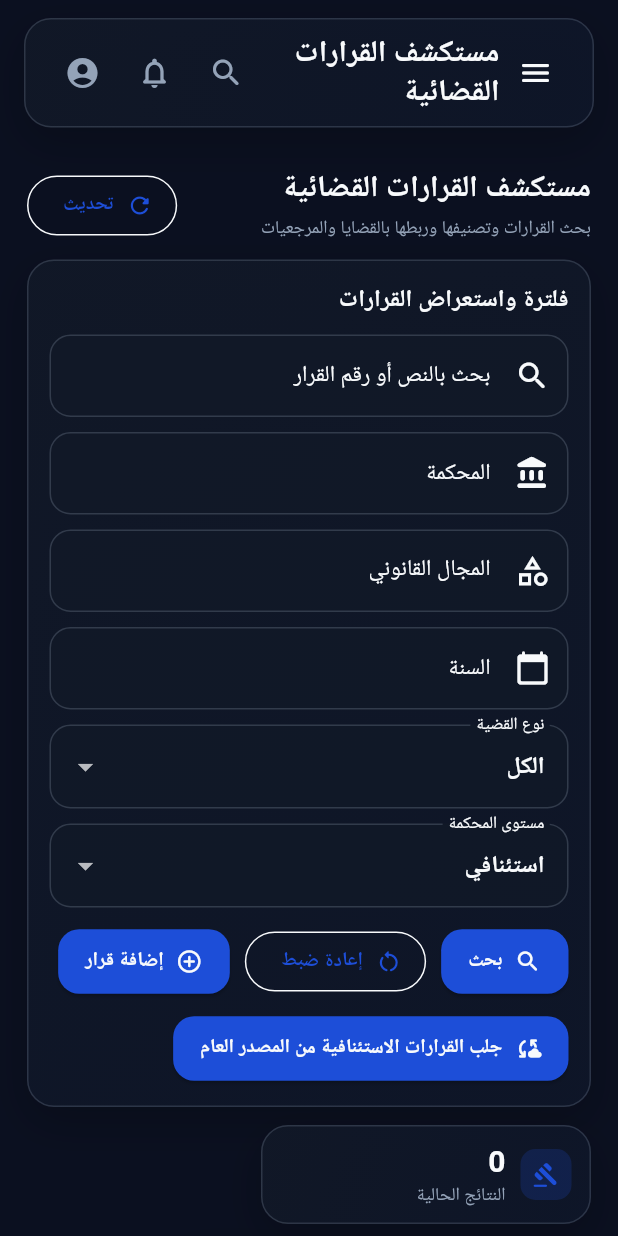
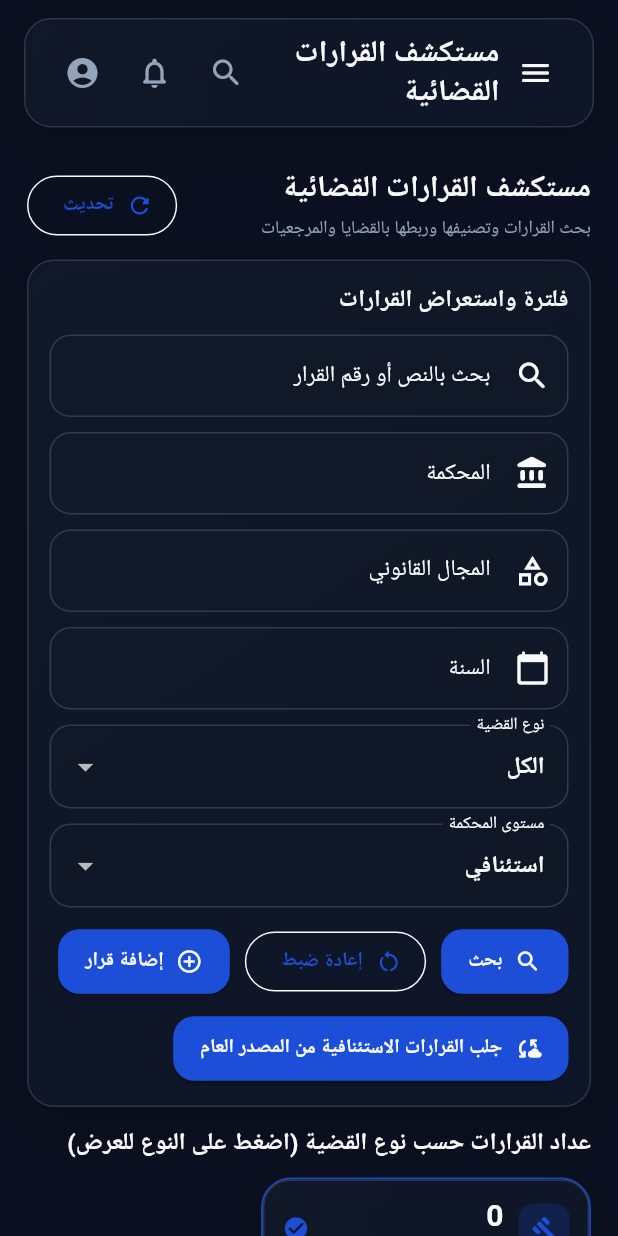
Before and after one commit to mustafa1232-1/law-firm-system, a Flutter app: the DecisionsExplorerPage screen opened by its route, on a phone screen of 412 x 824 dp. Run offline on Flutter 3.47's test engine with Material 3 defaults, Android fonts, the phone set to English and light mode, and no system bars; our stand-ins replace dio, file_picker, flutter_animate, flutter_riverpod, go_router, google_fonts and 1 more; accounts and stored records are empty; network calls fail; Roboto replaces fonts that are missing (Cairo).

Commit message:
feat: simplify decisions explorer into single-page grouped view

```diff
--- a/lib/features/decisions/presentation/pages/decisions_explorer_page.dart
+++ b/lib/features/decisions/presentation/pages/decisions_explorer_page.dart
@@ -32,12 +32,10 @@ class _DecisionsExplorerPageState extends ConsumerState<DecisionsExplorerPage> {
 
   List<Map<String, dynamic>> _items = const [];
   List<Map<String, dynamic>> _summaryItems = const [];
-  int _page = 1;
   int _total = 0;
-  final Map<String, _DecisionPageCacheEntry> _searchCache = {};
-  final Map<String, List<Map<String, dynamic>>> _summaryCache = {};
-
-  static const int _pageSize = 30;
+  final Map<String, _DecisionCacheEntry> _searchCache = {};
+
+  static const int _batchSize = 100;
 
   static const _caseTypes = <String>[
     'الكل',
@@ -81,13 +79,13 @@ class _DecisionsExplorerPageState extends ConsumerState<DecisionsExplorerPage> {
     if (force) {
       _clearDecisionCaches();
     }
-    await Future.wait([
-      _search(page: 1, force: force),
-      _loadCaseTypeSummary(force: force),
-    ]);
-  }
-
-  Map<String, dynamic> _buildSearchQueryParameters() {
+    await _loadAllDecisions(force: force);
+    await _loadCaseTypeSummary();
+  }
+
+  Map<String, dynamic> _buildSearchQueryParameters({
+    bool includeCaseType = false,
+  }) {
     return {
       if (_queryController.text.trim().isNotEmpty)
         'q': _queryController.text.trim(),
@@ -95,16 +93,16 @@ class _DecisionsExplorerPageState extends ConsumerState<DecisionsExplorerPage> {
         'court': _courtController.text.trim(),
       if (_domainController.text.trim().isNotEmpty)
         'legalDomain': _domainController.text.trim(),
-      if (_selectedCaseType != _caseTypes.first) 'caseType': _selectedCaseType,
+      if (includeCaseType && _selectedCaseType != _caseTypes.first)
+        'caseType': _selectedCaseType,
       if (_selectedCourtLevel != 'all') 'courtLevel': _selectedCourtLevel,
       if (_yearController.text.trim().isNotEmpty)
         'year': _yearController.text.trim(),
     };
   }
 
-  Future<void> _search({int? page, bool force = false}) async {
-    final targetPage = page ?? _page;
-    final key = _searchCacheKey(targetPage);
+  Future<void> _loadAllDecisions({bool force = false}) async {
+    final key = _searchCacheKey();
     if (!force) {
       final cached = _searchCache[key];
       if (cached != null) {
@@ -114,7 +112,6 @@ class _DecisionsExplorerPageState extends ConsumerState<DecisionsExplorerPage> {
         setState(() {
           _items = cached.items;
           _total = cached.total;
-          _page = targetPage;
           _error = null;
         });
         return;
@@ -128,12 +125,17 @@ class _DecisionsExplorerPageState extends ConsumerState<DecisionsExplorerPage> {
 
     try {
       final dio = ref.read(dioProvider);
+      final allItems = <Map<String, dynamic>>[];
+      var total = 0;
+      var page = 1;
+
+      while (true) {
         final response = await dio.get(
           '/decisions/search',
           queryParameters: {
             ..._buildSearchQueryParameters(),
-          'limit': _pageSize,
-          'page': targetPage,
+            'limit': _batchSize,
+            'page': page,
           },
           options: Options(headers: authHeaders(ref)),
         );
@@ -141,18 +143,41 @@ class _DecisionsExplorerPageState extends ConsumerState<DecisionsExplorerPage> {
         final items = ((data['items'] as List?) ?? const [])
             .map((entry) => (entry as Map).cast<String, dynamic>())
             .toList();
-      final total = (data['total'] as num?)?.toInt() ?? items.length;
+
+        if (page == 1) {
+          total = (data['total'] as num?)?.toInt() ?? items.length;
+        }
+
+        if (items.isEmpty) {
+          break;
+        }
+
+        allItems.addAll(items);
+
+        if (allItems.length >= total) {
+          break;
+        }
+
+        page += 1;
+
+        if (page > 10000) {
+          break;
+        }
+      }
 
       if (!mounted) {
         return;
       }
 
-      _searchCache[key] = _DecisionPageCacheEntry(items: items, total: total);
+      final normalizedTotal = total > 0 ? total : allItems.length;
+      _searchCache[key] = _DecisionCacheEntry(
+        items: allItems,
+        total: normalizedTotal,
+      );
 
       setState(() {
-        _items = items;
-        _total = total;
-        _page = targetPage;
+        _items = allItems;
+        _total = normalizedTotal;
       });
     } catch (error) {
       if (!mounted) {
@@ -166,56 +191,30 @@ class _DecisionsExplorerPageState extends ConsumerState<DecisionsExplorerPage> {
     }
   }
 
-  Future<void> _loadCaseTypeSummary({bool force = false}) async {
-    final key = _summaryCacheKey();
-    if (!force) {
-      final cached = _summaryCache[key];
-      if (cached != null) {
+  Future<void> _loadCaseTypeSummary() async {
     if (!mounted) {
       return;
     }
-        setState(() => _summaryItems = cached);
-        return;
-      }
-    }
-
-    try {
-      final dio = ref.read(dioProvider);
-      final response = await dio.get(
-        '/decisions/case-type-summary',
-        queryParameters: {
-          if (_selectedCourtLevel != 'all') 'courtLevel': _selectedCourtLevel,
-          if (_yearController.text.trim().isNotEmpty)
-            'year': _yearController.text.trim(),
-        },
-        options: Options(headers: authHeaders(ref)),
-      );
-
-      final data = (response.data as Map).cast<String, dynamic>();
-      final items = ((data['items'] as List?) ?? const [])
-          .map((entry) => (entry as Map).cast<String, dynamic>())
-          .toList();
-
-      if (!mounted) {
-        return;
-      }
-
-      _summaryCache[key] = items;
-      setState(() => _summaryItems = items);
-    } catch (_) {
-      if (!mounted) {
-        return;
-      }
 
     final grouped = _groupItemsByType(_items);
-      setState(
-        () => _summaryItems = grouped.entries
+    final summary =
+        grouped.entries
             .map(
               (entry) => {'caseType': entry.key, 'count': entry.value.length},
             )
-            .toList(),
-      );
-    }
+            .toList()
+          ..sort((a, b) {
+            final countA = (a['count'] as num?)?.toInt() ?? 0;
+            final countB = (b['count'] as num?)?.toInt() ?? 0;
+            if (countA != countB) {
+              return countB.compareTo(countA);
+            }
+            return (a['caseType'] ?? '').toString().compareTo(
+              (b['caseType'] ?? '').toString(),
+            );
+          });
+
+    setState(() => _summaryItems = summary);
   }
 
   Future<void> _syncFromPublicSource() async {
@@ -261,10 +260,7 @@ class _DecisionsExplorerPageState extends ConsumerState<DecisionsExplorerPage> {
       );
 
       _clearDecisionCaches();
-      await Future.wait([
-        _search(page: 1, force: true),
-        _loadCaseTypeSummary(force: true),
-      ]);
+      await _loadAll(force: true);
     } catch (error) {
       if (!mounted) {
         return;
@@ -1087,21 +1083,15 @@ class _DecisionsExplorerPageState extends ConsumerState<DecisionsExplorerPage> {
     );
   }
 
-  String _searchCacheKey(int page) {
+  String _searchCacheKey() {
     final params = _buildSearchQueryParameters();
     final sorted = params.keys.toList()..sort();
     final queryKey = sorted.map((key) => '$key=${params[key] ?? ''}').join('&');
-    return '$queryKey|page=$page|limit=$_pageSize';
-  }
-
-  String _summaryCacheKey() {
-    final year = _yearController.text.trim();
-    return 'courtLevel=$_selectedCourtLevel|year=$year';
+    return '$queryKey|limit=$_batchSize';
   }
 
   void _clearDecisionCaches() {
     _searchCache.clear();
-    _summaryCache.clear();
   }
 
   bool _isArabic(BuildContext context) => Localizations.localeOf(
@@ -1165,6 +1155,32 @@ class _DecisionsExplorerPageState extends ConsumerState<DecisionsExplorerPage> {
     return arToEn[raw] ?? raw;
   }
 
+  String _canonicalCaseType(String caseType) {
+    final raw = caseType.trim();
+    if (raw.isEmpty) {
+      return 'أخرى';
+    }
+
+    const enToAr = <String, String>{
+      'all': 'الكل',
+      'civil': 'مدني',
+      'criminal': 'جزائي',
+      'personal status': 'أحوال شخصية',
+      'commercial': 'تجاري',
+      'administrative': 'إداري',
+      'labor': 'عمالي',
+      'real estate': 'عقاري',
+      'enforcement': 'تنفيذ',
+      'constitutional': 'دستوري',
+      'evidence': 'إثبات',
+      'procedural': 'إجرائي',
+      'endowment': 'وقف',
+      'other': 'أخرى',
+    };
+
+    return enToAr[raw.toLowerCase()] ?? raw;
+  }
+
   Map<String, List<Map<String, dynamic>>> _groupItemsByType(
     List<Map<String, dynamic>> items,
   ) {
@@ -1172,7 +1188,7 @@ class _DecisionsExplorerPageState extends ConsumerState<DecisionsExplorerPage> {
 
     for (final item in items) {
       final rawType = (item['caseType'] ?? '').toString().trim();
-      final type = rawType.isEmpty ? 'other' : rawType;
+      final type = _canonicalCaseType(rawType);
       grouped.putIfAbsent(type, () => []).add(item);
     }
 
@@ -1186,63 +1202,20 @@ class _DecisionsExplorerPageState extends ConsumerState<DecisionsExplorerPage> {
     return value.toString().split('T').first;
   }
 
-  int get _totalPages =>
-      _total == 0 ? 1 : ((_total + _pageSize - 1) ~/ _pageSize);
-
-  Future<void> _goToPage(int page) async {
-    if (page < 1 || page > _totalPages || page == _page || _loading) {
-      return;
-    }
-    await _search(page: page);
-  }
-
-  Widget _buildPaginationPanel(BuildContext context) {
-    final totalPages = _totalPages;
-    if (totalPages <= 1) {
-      return const SizedBox.shrink();
-    }
-
-    return GlassPanel(
-      padding: const EdgeInsets.symmetric(horizontal: 12, vertical: 10),
-      child: Wrap(
-        alignment: WrapAlignment.spaceBetween,
-        runSpacing: 8,
-        spacing: 10,
-        crossAxisAlignment: WrapCrossAlignment.center,
-        children: [
-          Text(
-            _loc(
-              context,
-              'صفحة $_page من $totalPages',
-              'Page $_page of $totalPages',
-            ),
-          ),
-          Row(
-            mainAxisSize: MainAxisSize.min,
-            children: [
-              OutlinedButton.icon(
-                onPressed: _page > 1 ? () => _goToPage(_page - 1) : null,
-                icon: const Icon(Icons.chevron_right_rounded),
-                label: Text(_loc(context, 'السابق', 'Previous')),
-              ),
-              const SizedBox(width: 8),
-              OutlinedButton.icon(
-                onPressed: _page < totalPages
-                    ? () => _goToPage(_page + 1)
-                    : null,
-                icon: const Icon(Icons.chevron_left_rounded),
-                label: Text(_loc(context, 'التالي', 'Next')),
-              ),
-            ],
-          ),
-        ],
-      ),
-    );
-  }
-
   @override
   Widget build(BuildContext context) {
-    final grouped = _groupItemsByType(_items);
+    final selectedType = _canonicalCaseType(_selectedCaseType);
+    final visibleItems = selectedType == _caseTypes.first
+        ? _items
+        : _items
+              .where(
+                (item) =>
+                    _canonicalCaseType((item['caseType'] ?? '').toString()) ==
+                    selectedType,
+              )
+              .toList();
+
+    final grouped = _groupItemsByType(visibleItems);
     final sortedGroups = grouped.entries.toList()
       ..sort((a, b) => b.value.length - a.value.length);
 
@@ -1279,10 +1252,6 @@ class _DecisionsExplorerPageState extends ConsumerState<DecisionsExplorerPage> {
             _buildFiltersPanel(context),
             const SizedBox(height: 12),
             _buildSummaryPanel(context),
-            if (_totalPages > 1) ...[
-              const SizedBox(height: 12),
-              _buildPaginationPanel(context),
-            ],
             const SizedBox(height: 12),
             if (_loading)
               const GlassPanel(
@@ -1298,13 +1267,17 @@ class _DecisionsExplorerPageState extends ConsumerState<DecisionsExplorerPage> {
                   style: const TextStyle(color: LexiqColors.crimsonAlert),
                 ),
               )
-            else if (_items.isEmpty)
+            else if (visibleItems.isEmpty)
               GlassPanel(
                 child: Text(
                   _loc(
                     context,
-                    'لا توجد قرارات مطابقة للفلاتر الحالية.',
-                    'No decisions match the current filters.',
+                    selectedType == _caseTypes.first
+                        ? 'لا توجد قرارات مطابقة للفلاتر الحالية.'
+                        : 'لا توجد قرارات ضمن نوع القضية المحدد.',
+                    selectedType == _caseTypes.first
+                        ? 'No decisions match the current filters.'
+                        : 'No decisions for the selected case type.',
                   ),
                 ),
               )
@@ -1335,10 +1308,6 @@ class _DecisionsExplorerPageState extends ConsumerState<DecisionsExplorerPage> {
                       ],
                     ),
                   ),
-                  if (_totalPages > 1) ...[
-                    const SizedBox(height: 12),
-                    _buildPaginationPanel(context),
-                  ],
                 ],
               ),
           ],
@@ -1356,8 +1325,7 @@ class _DecisionsExplorerPageState extends ConsumerState<DecisionsExplorerPage> {
         child: TextField(
           controller: _queryController,
           onSubmitted: (_) async {
-            await _search(page: 1);
-            await _loadCaseTypeSummary();
+            await _loadAll();
           },
           decoration: InputDecoration(
             hintText: _loc(
@@ -1374,8 +1342,7 @@ class _DecisionsExplorerPageState extends ConsumerState<DecisionsExplorerPage> {
         child: TextField(
           controller: _courtController,
           onSubmitted: (_) async {
-            await _search(page: 1);
-            await _loadCaseTypeSummary();
+            await _loadAll();
           },
           decoration: InputDecoration(
             labelText: _loc(context, 'المحكمة', 'Court'),
@@ -1388,8 +1355,7 @@ class _DecisionsExplorerPageState extends ConsumerState<DecisionsExplorerPage> {
         child: TextField(
           controller: _domainController,
           onSubmitted: (_) async {
-            await _search(page: 1);
-            await _loadCaseTypeSummary();
+            await _loadAll();
           },
           decoration: InputDecoration(
             labelText: _loc(context, 'المجال القانوني', 'Legal Domain'),
@@ -1403,8 +1369,7 @@ class _DecisionsExplorerPageState extends ConsumerState<DecisionsExplorerPage> {
           controller: _yearController,
           keyboardType: TextInputType.number,
           onSubmitted: (_) async {
-            await _search(page: 1);
-            await _loadCaseTypeSummary();
+            await _loadAll();
           },
           decoration: InputDecoration(
             labelText: _loc(context, 'السنة', 'Year'),
@@ -1484,8 +1449,7 @@ class _DecisionsExplorerPageState extends ConsumerState<DecisionsExplorerPage> {
                 onPressed: _loading
                     ? null
                     : () async {
-                        await _search(page: 1);
-                        await _loadCaseTypeSummary();
+                        await _loadAll();
                       },
                 icon: const Icon(Icons.search_rounded),
                 label: Text(_loc(context, 'بحث', 'Search')),
@@ -1538,30 +1502,58 @@ class _DecisionsExplorerPageState extends ConsumerState<DecisionsExplorerPage> {
 
   Widget _buildSummaryPanel(BuildContext context) {
     final total = _total;
-
-    return Wrap(
+    final selectedType = _canonicalCaseType(_selectedCaseType);
+
+    return Column(
+      crossAxisAlignment: CrossAxisAlignment.start,
+      children: [
+        Text(
+          _loc(
+            context,
+            'عداد القرارات حسب نوع القضية (اضغط على النوع للعرض)',
+            'Decision counters by case type (tap a type to view)',
+          ),
+          style: Theme.of(context).textTheme.titleMedium,
+        ),
+        const SizedBox(height: 10),
+        Wrap(
           spacing: 10,
           runSpacing: 10,
           children: [
             _SummaryCard(
-          title: _loc(context, 'النتائج الحالية', 'Current Results'),
+              title: _selectedCourtLevel == 'appellate'
+                  ? _loc(
+                      context,
+                      'كل الأنواع (استئنافي)',
+                      'All Types (Appellate)',
+                    )
+                  : _loc(context, 'كل الأنواع', 'All Types'),
               value: '$total',
               icon: Icons.gavel_rounded,
               color: LexiqColors.imperialBlue,
-        ),
-        ..._summaryItems.take(8).map((entry) {
-          final caseType = _localizeCaseType(
-            context,
+              selected: selectedType == _caseTypes.first,
+              onTap: () => setState(() => _selectedCaseType = _caseTypes.first),
+            ),
+            ..._summaryItems.map((entry) {
+              final rawType = _canonicalCaseType(
                 (entry['caseType'] ?? 'other').toString(),
               );
+              final caseType = _localizeCaseType(context, rawType);
               final count = (entry['count'] ?? 0).toString();
+              final selected = selectedType == rawType;
               return _SummaryCard(
                 title: caseType,
                 value: count,
                 icon: Icons.folder_special_rounded,
-            color: LexiqColors.brassGold,
+                color: selected
+                    ? LexiqColors.imperialBlue
+                    : LexiqColors.brassGold,
+                selected: selected,
+                onTap: () => setState(() => _selectedCaseType = rawType),
               );
             }),
+          ],
+        ),
       ],
     );
   }
@@ -1573,17 +1565,34 @@ class _SummaryCard extends StatelessWidget {
     required this.value,
     required this.icon,
     required this.color,
+    this.selected = false,
+    this.onTap,
   });
 
   final String title;
   final String value;
   final IconData icon;
   final Color color;
+  final bool selected;
+  final VoidCallback? onTap;
 
   @override
   Widget build(BuildContext context) {
-    return SizedBox(
+    return GestureDetector(
+      onTap: onTap,
+      child: SizedBox(
         width: 220,
+        child: AnimatedContainer(
+          duration: const Duration(milliseconds: 180),
+          decoration: BoxDecoration(
+            borderRadius: BorderRadius.circular(20),
+            border: Border.all(
+              color: selected
+                  ? color.withValues(alpha: 0.9)
+                  : Colors.transparent,
+              width: 1.3,
+            ),
+          ),
           child: GlassPanel(
             padding: const EdgeInsets.symmetric(horizontal: 12, vertical: 10),
             child: Row(
@@ -1602,20 +1611,29 @@ class _SummaryCard extends StatelessWidget {
                   child: Column(
                     crossAxisAlignment: CrossAxisAlignment.start,
                     children: [
-                  Text(value, style: Theme.of(context).textTheme.titleLarge),
+                      Text(
+                        value,
+                        style: Theme.of(context).textTheme.titleLarge,
+                      ),
                       const SizedBox(height: 2),
                       Text(
                         title,
                         maxLines: 1,
                         overflow: TextOverflow.ellipsis,
                         style: Theme.of(context).textTheme.bodySmall?.copyWith(
-                      color: LexiqColors.slateGray,
-                    ),
-                  ),
-                ],
-              ),
-            ),
-          ],
+                          color: selected
+                              ? LexiqColors.ivoryText
+                              : LexiqColors.slateGray,
+                        ),
+                      ),
+                    ],
+                  ),
+                ),
+                if (selected)
+                  Icon(Icons.check_circle_rounded, color: color, size: 18),
+              ],
+            ),
+          ),
         ),
       ),
     );
@@ -1743,8 +1761,8 @@ class _DecisionGroupPanel extends StatelessWidget {
   }
 }
 
-class _DecisionPageCacheEntry {
-  const _DecisionPageCacheEntry({required this.items, required this.total});
+class _DecisionCacheEntry {
+  const _DecisionCacheEntry({required this.items, required this.total});
 
   final List<Map<String, dynamic>> items;
   final int total;
```
Lines whose indentation alone changed are shown as unchanged.
